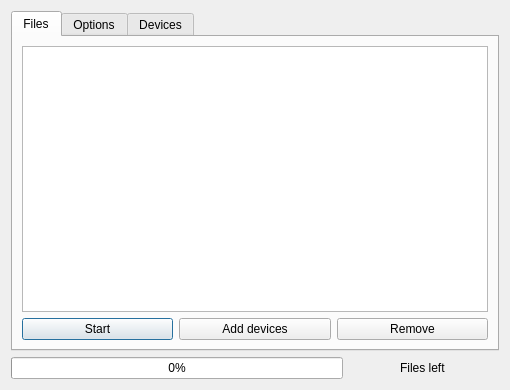
Above: src/ui/ShowTransferDialog.ui from trebleshot/desktop before the change. Below: the same form after it.
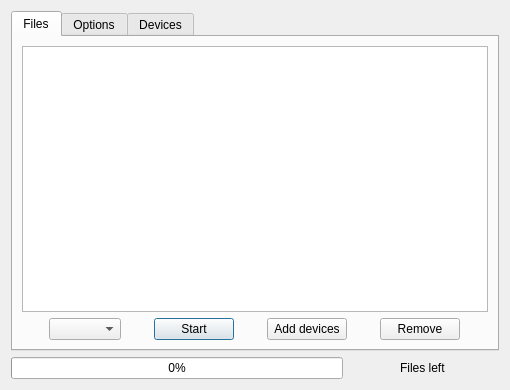
That is the form after the change.

Commit message: Impl transfer list

Patch:
```diff
--- a/src/ui/ShowTransferDialog.ui
+++ b/src/ui/ShowTransferDialog.ui
@@ -36,8 +36,24 @@
        </item>
        <item>
         <layout class="QHBoxLayout" name="horizontalLayout">
+         <item>
+          <widget class="QComboBox" name="comboBox">
+           <property name="sizePolicy">
+            <sizepolicy hsizetype="Fixed" vsizetype="Fixed">
+             <horstretch>0</horstretch>
+             <verstretch>0</verstretch>
+            </sizepolicy>
+           </property>
+          </widget>
+         </item>
          <item>
           <widget class="QPushButton" name="pushButton_3">
+           <property name="sizePolicy">
+            <sizepolicy hsizetype="Fixed" vsizetype="Fixed">
+             <horstretch>0</horstretch>
+             <verstretch>0</verstretch>
+            </sizepolicy>
+           </property>
            <property name="text">
             <string>Start</string>
            </property>
@@ -45,6 +61,12 @@
          </item>
          <item>
           <widget class="QPushButton" name="pushButton_2">
+           <property name="sizePolicy">
+            <sizepolicy hsizetype="Fixed" vsizetype="Fixed">
+             <horstretch>0</horstretch>
+             <verstretch>0</verstretch>
+            </sizepolicy>
+           </property>
            <property name="text">
             <string>Add devices</string>
            </property>
@@ -52,6 +74,12 @@
          </item>
          <item>
           <widget class="QPushButton" name="pushButton">
+           <property name="sizePolicy">
+            <sizepolicy hsizetype="Fixed" vsizetype="Fixed">
+             <horstretch>0</horstretch>
+             <verstretch>0</verstretch>
+            </sizepolicy>
+           </property>
            <property name="text">
             <string>Remove</string>
            </property>
```
The commit also changes 12 other files.
